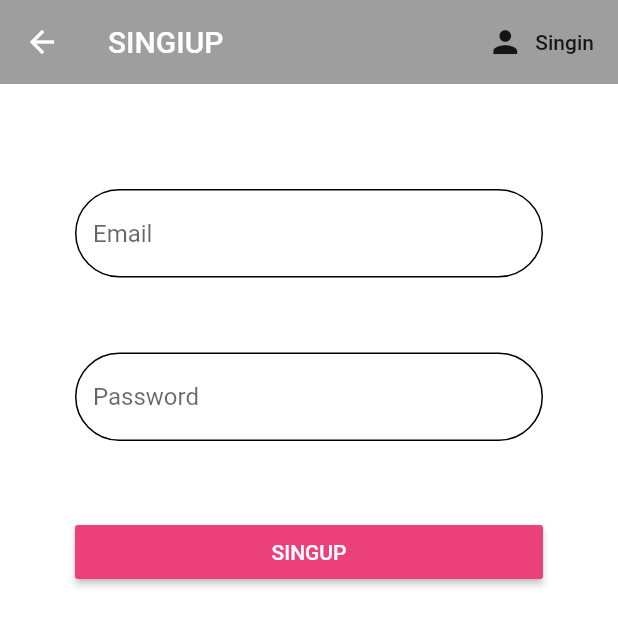
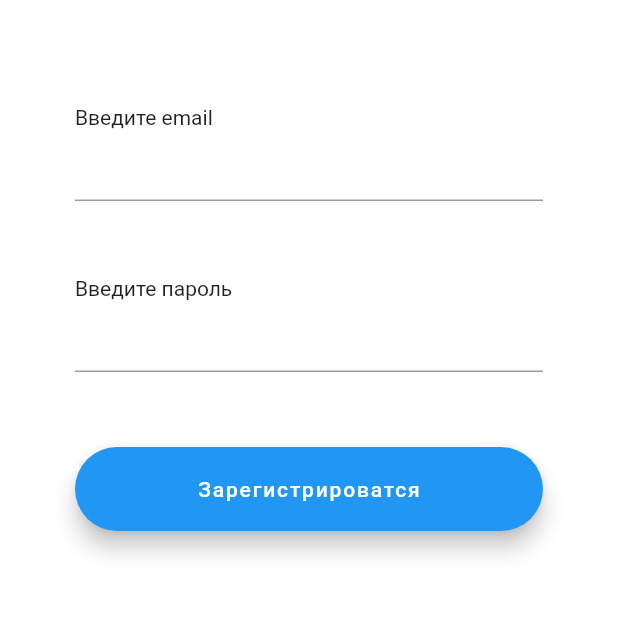
Before and after one commit to GOODBAES1/flutter_appruslantest, a Flutter app: the Register screen opened directly, on a phone screen of 412 x 824 dp. Shown: the top 626 px of the screen. Run offline on Flutter 3.47's test engine with Material 2 defaults, Android fonts, the phone set to English and light mode, and no system bars; our stand-ins replace cloud_firestore, firebase_auth, flutter_spinkit; accounts and stored records are empty.

Commit message:
reg screen

```diff
--- a/lib/screens/auth/register.dart
+++ b/lib/screens/auth/register.dart
@@ -20,17 +20,6 @@ class _RegisterState extends State<Register> {
   Widget build(BuildContext context) {
     return loading ? Loading() : Scaffold(
       backgroundColor: Colors.white,
-      appBar: AppBar(
-        backgroundColor: Colors.grey,
-        elevation: 0.0,
-        title: Text('SINGIUP'),
-        actions: <Widget>[
-          FlatButton.icon(
-            onPressed: (){widget.toggleView();},
-            icon: Icon(Icons.person),
-            label: Text('Singin'),)
-        ],
-      ),
       body: Container(
           padding: EdgeInsets.symmetric(vertical: 20, horizontal: 50),
           child: Form(
@@ -38,16 +27,26 @@ class _RegisterState extends State<Register> {
             child: ListView(
               children: <Widget>[
                 SizedBox(height: 50),
+                Text('Введите email'),
                 TextFormField(
-                  decoration: textImputDecorations.copyWith(hintText:'Email'),
+               //  decoration: InputDecoration(
+               //      border: OutlineInputBorder(
+               //          borderRadius:BorderRadius.circular(30.0)),
+               //      hintText:'email'
+               //  ),
                   validator: (val)=>val.isEmpty?'Enter Email':null,
                   onChanged: (val) {
                     setState(() => email = val);
                   },
                 ),
                 SizedBox(height: 50),
+                Text('Введите пароль'),
                 TextFormField(
-                    decoration: textImputDecorations.copyWith(hintText:'Password'),
+                  // decoration: InputDecoration(
+                  //     border: OutlineInputBorder(
+                  //         borderRadius:BorderRadius.circular(30.0)),
+                  //     hintText:'Password'
+                  // ),
                     validator: (val)=>val.length<6?'password 6+ sym':null,
                     obscureText: true,
                     onChanged: (val) {
@@ -55,10 +54,10 @@ class _RegisterState extends State<Register> {
                     }
                 ),
                 SizedBox(height: 50),
-                RaisedButton(
-                    color: Colors.pink[400],
+                FloatingActionButton(
+                    shape: RoundedRectangleBorder(borderRadius: BorderRadius.all(Radius.circular(30.0))),
                     child: Text(
-                        'SINGUP',
+                        'Зарегистрироватся',
                         style: TextStyle(color: Colors.white)
                     ),
                     onPressed: () async {
@@ -69,7 +68,7 @@ class _RegisterState extends State<Register> {
 
                           setState((){
                             loading = false;
-                            error = 'register if u hnt got acc';
+                            error = 'Введите правильное мыло и пароль не меньше 6 символов';
                           });
                         }
                       }
```
Also changed, not shown: lib/screens/auth/sing_in.dart (+7 -6 lines), 1 other file.
